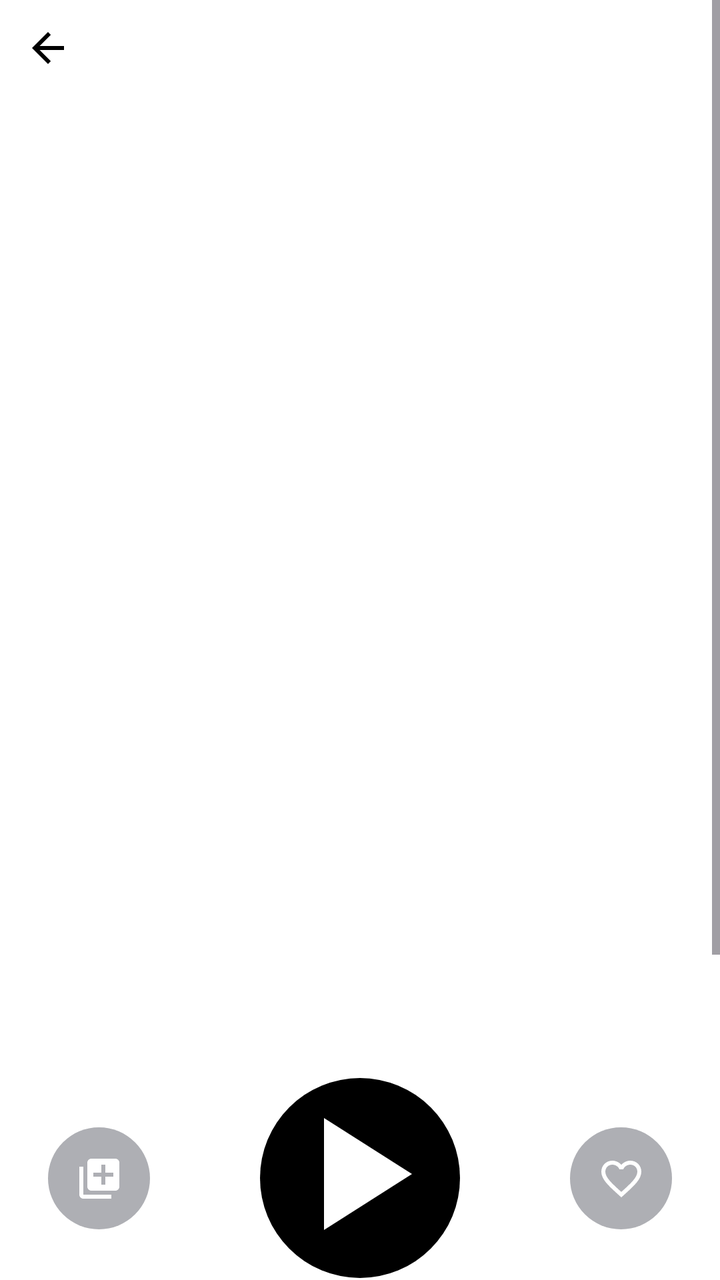
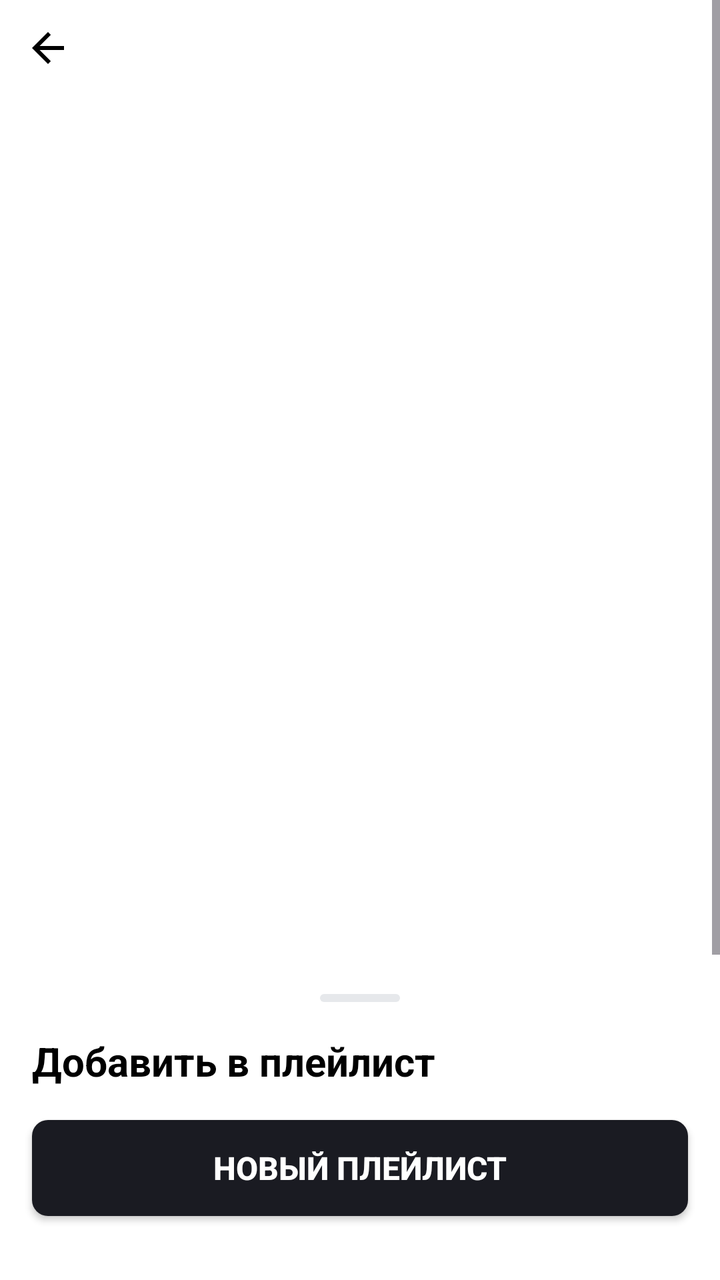

The first picture is an Android layout as it rendered before a commit; the second is the same layout after the commit. The layout source and the unified diff follow.
<!-- AndroidManifest.xml: application theme Theme.PlaylistMaker -->
<!-- res/layout/fragment_track_details.xml -->
<?xml version="1.0" encoding="utf-8"?>
<ScrollView
    xmlns:android="http://schemas.android.com/apk/res/android"
    xmlns:app="http://schemas.android.com/apk/res-auto"
    android:layout_width="match_parent"
    android:layout_height="match_parent"
    android:background="@color/background_color">

<androidx.constraintlayout.widget.ConstraintLayout
    android:layout_width="match_parent"
    android:layout_height="wrap_content" >

<ImageButton
    android:id="@+id/button_back"
    android:layout_width="@dimen/forty_eight"
    android:layout_height="@dimen/forty_eight"
    android:src="@drawable/baseline_arrow_back_24"
    android:contentDescription="@string/back_name"
    android:background="@android:color/transparent"
    android:focusable="true"
    android:clickable="true"
    app:tint="@color/color_text"
    app:layout_constraintStart_toStartOf="parent"
    app:layout_constraintTop_toTopOf="parent" />

    <androidx.cardview.widget.CardView
        android:id="@+id/artworkCardView"
        android:layout_width="358dp"
        android:layout_height="357dp"
        android:layout_marginHorizontal="@dimen/twenty_four"
        android:layout_marginTop="@dimen/text_size_twenty_six"
        app:cardCornerRadius="8dp"
        app:cardElevation="0dp"
        app:layout_constraintDimensionRatio="1:1"
        app:layout_constraintEnd_toEndOf="parent"
        app:layout_constraintStart_toStartOf="parent"
        app:layout_constraintTop_toBottomOf="@id/button_back">

    <ImageView
        android:id="@+id/artworkImageView"
        android:layout_width="match_parent"
        android:layout_height="match_parent"
        android:scaleType="centerCrop" />

    </androidx.cardview.widget.CardView>

<TextView
    android:id="@+id/trackNameTextView"
    android:layout_width="match_parent"
    android:layout_height="@dimen/text_size_twenty_six"
    android:textSize="@dimen/text_size_twenty_two"
    android:textStyle="bold"
    app:layout_constraintTop_toBottomOf="@id/artworkCardView"
    app:layout_constraintStart_toStartOf="parent"
    app:layout_constraintEnd_toEndOf="parent"
    android:layout_marginTop="@dimen/twenty_four"
    android:layout_marginHorizontal="@dimen/twenty_four"
    android:textColor="@color/color_text"/>

<TextView
    android:id="@+id/artistNameTextView"
    android:layout_width="match_parent"
    android:layout_height="@dimen/text_size_normal"
    app:layout_constraintTop_toBottomOf="@id/trackNameTextView"
    app:layout_constraintStart_toStartOf="parent"
    app:layout_constraintEnd_toEndOf="parent"
    android:layout_marginTop="@dimen/twelve"
    android:layout_marginHorizontal="@dimen/twenty_four"
    android:textColor="@color/color_text"/>

<androidx.constraintlayout.widget.ConstraintLayout
android:layout_width="match_parent"
android:layout_height="0dp"
android:layout_marginTop="@dimen/thirty"
app:layout_constraintTop_toBottomOf="@+id/artistNameTextView"
android:layout_marginHorizontal="@dimen/twenty_four" >

<ImageView
    android:id="@+id/saveTrackImageView"
    android:layout_width="51dp"
    android:layout_height="51dp"
    android:src="@drawable/baseline_queue_24"
    android:background="@drawable/circle_small"
    app:tint="@android:color/white"
    android:contentDescription="@string/save_track"
    app:layout_constraintStart_toStartOf="parent"
    app:layout_constraintTop_toTopOf="parent"
    app:layout_constraintBottom_toBottomOf="parent"
    android:scaleType="centerInside" />

<ImageView
    android:id="@+id/playButton"
    android:layout_width="100dp"
    android:layout_height="100dp"
    android:src="@drawable/baseline_play_arrow_24"
    android:background="@drawable/circle_large"
    android:contentDescription="@string/play"
    app:tint="@android:color/white"
    app:layout_constraintStart_toEndOf="@+id/saveTrackImageView"
    app:layout_constraintEnd_toStartOf="@+id/likeTrackImageView"
    app:layout_constraintTop_toTopOf="parent"
    app:layout_constraintBottom_toBottomOf="parent"
    android:scaleType="centerInside"/>

<ImageView
    android:id="@+id/likeTrackImageView"
    android:layout_width="51dp"
    android:layout_height="51dp"
    android:src="@drawable/baseline_favorite_border_24"
    android:background="@drawable/circle_small"
    app:tint="@android:color/white"
    android:contentDescription="@string/like_track"
    app:layout_constraintEnd_toEndOf="parent"
    app:layout_constraintTop_toTopOf="parent"
    app:layout_constraintBottom_toBottomOf="parent"
    android:scaleType="centerInside"/>

</androidx.constraintlayout.widget.ConstraintLayout>

<TextView
    android:id="@+id/theAmountOfListening"
    android:layout_width="wrap_content"
    android:layout_height="wrap_content"
    app:layout_constraintStart_toStartOf="parent"
    app:layout_constraintEnd_toEndOf="parent"
    app:layout_constraintTop_toBottomOf="@id/artistNameTextView"
    android:layout_marginTop="132dp"
    android:textColor="@color/color_text"
    android:contentDescription="@string/time_to_lose"
    android:layout_marginHorizontal="0dp"
    android:text="0:00"
    android:gravity="center"
    android:textSize="14sp"
    android:visibility="visible"
    android:paddingStart="40dp"
    android:paddingEnd="40dp"/>

<TextView
    android:id="@+id/trackTimeLabel"
    android:layout_width="wrap_content"
    android:layout_height="wrap_content"
    android:text="@string/track_duration"
    android:textColor="@color/gray"
    android:textSize="@dimen/thirteen"
    app:layout_constraintStart_toStartOf="parent"
    app:layout_constraintTop_toBottomOf="@+id/artistNameTextView"
    android:layout_marginTop="189dp"
    android:layout_marginStart="@dimen/twenty_four"/>

<TextView
    android:id="@+id/trackTimeValue"
    android:layout_width="wrap_content"
    android:layout_height="wrap_content"
    android:textColor="@color/color_text"
    android:textAlignment="viewEnd"
    android:textSize="@dimen/thirteen"
    android:contentDescription="@string/track_duration"
    app:layout_constraintEnd_toEndOf="parent"
    app:layout_constraintTop_toBottomOf="@+id/artistNameTextView"
    android:layout_marginTop="189dp"
    android:layout_marginEnd="@dimen/twenty_four"/>

<TextView
    android:id="@+id/albumLabel"
    android:layout_width="wrap_content"
    android:layout_height="wrap_content"
    android:text="@string/album"
    android:textColor="@color/gray"
    android:textSize="@dimen/thirteen"
    app:layout_constraintStart_toStartOf="parent"
    app:layout_constraintTop_toBottomOf="@+id/trackTimeLabel"
    android:layout_marginTop="@dimen/eighteen"
    android:layout_marginStart="@dimen/twenty_four"/>

<TextView
    android:id="@+id/albumValue"
    android:layout_width="wrap_content"
    android:layout_height="wrap_content"
    android:textColor="@color/color_text"
    android:textAlignment="viewEnd"
    android:textSize="@dimen/thirteen"
    android:contentDescription="@string/album"
    app:layout_constraintEnd_toEndOf="parent"
    app:layout_constraintTop_toBottomOf="@+id/trackTimeValue"
    android:layout_marginTop="@dimen/eighteen"
    android:layout_marginEnd="@dimen/twenty_four"
    android:maxWidth="235dp"
    android:singleLine="true"
    android:ellipsize="end"/>

<TextView
    android:id="@+id/yearLabel"
    android:layout_width="wrap_content"
    android:layout_height="wrap_content"
    android:text="@string/year"
    android:textColor="@color/gray"
    android:textSize="@dimen/thirteen"
    app:layout_constraintStart_toStartOf="parent"
    app:layout_constraintTop_toBottomOf="@+id/albumLabel"
    android:layout_marginTop="@dimen/eighteen"
    android:layout_marginStart="@dimen/twenty_four"/>

<TextView
    android:id="@+id/yearValue"
    android:layout_width="wrap_content"
    android:layout_height="wrap_content"
    android:textColor="@color/color_text"
    android:textAlignment="viewEnd"
    android:textSize="@dimen/thirteen"
    android:contentDescription="@string/year"
    app:layout_constraintEnd_toEndOf="parent"
    app:layout_constraintTop_toBottomOf="@+id/albumValue"
    android:layout_marginTop="@dimen/eighteen"
    android:layout_marginEnd="@dimen/twenty_four"/>

<TextView
    android:id="@+id/genreLabel"
    android:layout_width="wrap_content"
    android:layout_height="wrap_content"
    android:text="@string/genre"
    android:textColor="@color/gray"
    android:textSize="@dimen/thirteen"
    app:layout_constraintStart_toStartOf="parent"
    app:layout_constraintTop_toBottomOf="@+id/yearLabel"
    android:layout_marginTop="@dimen/eighteen"
    android:layout_marginStart="@dimen/twenty_four"/>

<TextView
    android:id="@+id/genreValue"
    android:layout_width="wrap_content"
    android:layout_height="wrap_content"
    android:textColor="@color/color_text"
    android:textAlignment="viewEnd"
    android:textSize="@dimen/thirteen"
    android:contentDescription="@string/genre"
    app:layout_constraintEnd_toEndOf="parent"
    app:layout_constraintTop_toBottomOf="@+id/yearValue"
    android:layout_marginTop="@dimen/eighteen"
    android:layout_marginEnd="@dimen/twenty_four"/>

<TextView
    android:id="@+id/countryLabel"
    android:layout_width="wrap_content"
    android:layout_height="wrap_content"
    android:text="@string/country"
    android:textColor="@color/gray"
    android:textSize="@dimen/thirteen"
    app:layout_constraintStart_toStartOf="parent"
    app:layout_constraintTop_toBottomOf="@+id/genreLabel"
    android:layout_marginTop="@dimen/eighteen"
    android:layout_marginStart="@dimen/twenty_four"/>

<TextView
    android:id="@+id/countryValue"
    android:layout_width="wrap_content"
    android:layout_height="wrap_content"
    android:textColor="@color/color_text"
    android:textAlignment="viewEnd"
    android:textSize="@dimen/thirteen"
    android:contentDescription="@string/country"
    app:layout_constraintEnd_toEndOf="parent"
    app:layout_constraintTop_toBottomOf="@+id/genreValue"
    android:layout_marginTop="@dimen/eighteen"
    android:layout_marginEnd="@dimen/twenty_four"/>

</androidx.constraintlayout.widget.ConstraintLayout>
</ScrollView>
<!-- resources referenced by this layout -->
<resources>
  <color name="background_color">#FFFFFF</color>
  <color name="color_text">#FF000000</color>
  <color name="gray">#AEAFB4</color>
  <dimen name="eighteen">18sp</dimen>
  <dimen name="forty_eight">48sp</dimen>
  <dimen name="text_size_normal">16sp</dimen>
  <dimen name="thirteen">13sp</dimen>
  <dimen name="thirty">30sp</dimen>
  <dimen name="twelve">12sp</dimen>
  <dimen name="twenty_four">24sp</dimen>
  <!-- drawable baseline_favorite_border_24 (drawable) -->
  <vector xmlns:android="http://schemas.android.com/apk/res/android" android:height="24dp" android:tint="#000000" android:viewportHeight="24" android:viewportWidth="24" android:width="24dp">
        
      <path android:fillColor="@android:color/white" android:pathData="M16.5,3c-1.74,0 -3.41,0.81 -4.5,2.09C10.91,3.81 9.24,3 7.5,3 4.42,3 2,5.42 2,8.5c0,3.78 3.4,6.86 8.55,11.54L12,21.35l1.45,-1.32C18.6,15.36 22,12.28 22,8.5 22,5.42 19.58,3 16.5,3zM12.1,18.55l-0.1,0.1 -0.1,-0.1C7.14,14.24 4,11.39 4,8.5 4,6.5 5.5,5 7.5,5c1.54,0 3.04,0.99 3.57,2.36h1.87C13.46,5.99 14.96,5 16.5,5c2,0 3.5,1.5 3.5,3.5 0,2.89 -3.14,5.74 -7.9,10.05z"/>
      
  </vector>
  <!-- drawable baseline_play_arrow_24 (drawable) -->
  <vector xmlns:android="http://schemas.android.com/apk/res/android" android:height="100dp" android:tint="@color/white" android:viewportHeight="100" android:viewportWidth="100" android:width="100dp">
        
      <path android:fillColor="@color/white" android:pathData="M32,20v56l44,-28z"/>
  
  </vector>
  <!-- drawable baseline_queue_24 (drawable) -->
  <vector xmlns:android="http://schemas.android.com/apk/res/android" android:height="24dp" android:tint="#000000" android:viewportHeight="24" android:viewportWidth="24" android:width="24dp">
        
      <path android:fillColor="@android:color/white" android:pathData="M4,6L2,6v14c0,1.1 0.9,2 2,2h14v-2L4,20L4,6zM20,2L8,2c-1.1,0 -2,0.9 -2,2v12c0,1.1 0.9,2 2,2h12c1.1,0 2,-0.9 2,-2L22,4c0,-1.1 -0.9,-2 -2,-2zM19,11h-4v4h-2v-4L9,11L9,9h4L13,5h2v4h4v2z"/>
      
  </vector>
  <!-- drawable circle_large (drawable) -->
  <?xml version="1.0" encoding="utf-8"?>
  <shape xmlns:android="http://schemas.android.com/apk/res/android"
      android:shape="oval">
      <size
          android:width="100dp"
          android:height="100dp"/>
      <solid android:color="@color/black"/>
  </shape>
  <string name="album">Альбом</string>
  <string name="back_name">Назад</string>
  <string name="country">Страна</string>
  <string name="genre">Жанр</string>
  <string name="play">Проигрыватель</string>
  <string name="year">Год</string>
  <color name="color_icon">#AEAFB4</color>
  <color name="white">#FFFFFF</color>
  <color name="black">#FF000000</color>
  <!-- unchanged entries left out for length: 10 -->
</resources>

<!-- the commit's change to res/layout/fragment_track_details.xml (unified diff, before → after) -->
@@ -1,7 +1,12 @@
 <?xml version="1.0" encoding="utf-8"?>
-<ScrollView
+<androidx.coordinatorlayout.widget.CoordinatorLayout
     xmlns:android="http://schemas.android.com/apk/res/android"
     xmlns:app="http://schemas.android.com/apk/res-auto"
+    android:layout_width="match_parent"
+    android:layout_height="match_parent"
+    android:background="@color/background_color">
+
+<ScrollView
     android:layout_width="match_parent"
     android:layout_height="match_parent"
     android:background="@color/background_color">
@@ -81,7 +86,6 @@ android:layout_marginHorizontal="@dimen/twenty_four" >
     android:layout_height="51dp"
     android:src="@drawable/baseline_queue_24"
     android:background="@drawable/circle_small"
-    app:tint="@android:color/white"
     android:contentDescription="@string/save_track"
     app:layout_constraintStart_toStartOf="parent"
     app:layout_constraintTop_toTopOf="parent"
@@ -90,12 +94,11 @@ android:layout_marginHorizontal="@dimen/twenty_four" >
 
 <ImageView
     android:id="@+id/playButton"
-    android:layout_width="100dp"
-    android:layout_height="100dp"
+    android:layout_width="80dp"
+    android:layout_height="80dp"
     android:src="@drawable/baseline_play_arrow_24"
     android:background="@drawable/circle_large"
     android:contentDescription="@string/play"
-    app:tint="@android:color/white"
     app:layout_constraintStart_toEndOf="@+id/saveTrackImageView"
     app:layout_constraintEnd_toStartOf="@+id/likeTrackImageView"
     app:layout_constraintTop_toTopOf="parent"
@@ -108,7 +111,6 @@ android:layout_marginHorizontal="@dimen/twenty_four" >
     android:layout_height="51dp"
     android:src="@drawable/baseline_favorite_border_24"
     android:background="@drawable/circle_small"
-    app:tint="@android:color/white"
     android:contentDescription="@string/like_track"
     app:layout_constraintEnd_toEndOf="parent"
     app:layout_constraintTop_toTopOf="parent"
@@ -265,3 +267,75 @@ android:layout_marginHorizontal="@dimen/twenty_four" >
 
 </androidx.constraintlayout.widget.ConstraintLayout>
 </ScrollView>
+
+<View
+    android:id="@+id/overlay"
+    android:layout_width="match_parent"
+    android:layout_height="match_parent"
+    android:background="#99000000"
+    android:visibility="gone" />
+
+<include
+    android:id="@+id/playlists_bottom_sheet"
+    layout="@layout/bottom_sheet_playlists"
+    android:layout_width="match_parent"
+    android:layout_height="wrap_content"
+    app:behavior_hideable="true"
+    app:behavior_peekHeight="500dp"
+    app:layout_behavior="com.google.android.material.bottomsheet.BottomSheetBehavior" />
+
+</androidx.coordinatorlayout.widget.CoordinatorLayout>
+<!-- res/layout/bottom_sheet_playlists.xml (included above) -->
+<?xml version="1.0" encoding="utf-8"?>
+<LinearLayout
+    xmlns:android="http://schemas.android.com/apk/res/android"
+    android:layout_width="match_parent"
+    android:layout_height="wrap_content"
+    android:orientation="vertical"
+    android:background="@drawable/bottom_sheet_bg">
+
+    
+    <ImageView
+        android:layout_width="wrap_content"
+        android:layout_height="wrap_content"
+        android:src="@drawable/drag_handle"
+        android:layout_gravity="center"
+        android:layout_marginTop="12dp"
+        android:layout_marginBottom="8dp"
+        android:contentDescription="@string/add_to_playlist" />
+
+    <TextView
+        android:layout_width="match_parent"
+        android:layout_height="wrap_content"
+        android:text="@string/add_to_playlist"
+        android:textSize="20sp"
+        android:textStyle="bold"
+        android:textColor="@color/textColorPrimary"
+        android:paddingStart="16dp"
+        android:paddingEnd="16dp"
+        android:paddingTop="8dp"
+        android:paddingBottom="16dp"
+        android:gravity="start|center_vertical" />
+
+    <Button
+        android:id="@+id/btnNewPlaylist"
+        android:layout_width="match_parent"
+        android:layout_height="wrap_content"
+        android:text="@string/new_playlist"
+        android:layout_marginHorizontal="16dp"
+        android:layout_marginBottom="16dp"
+        android:paddingVertical="12dp"
+        android:background="@drawable/button_new_playlist_bg"
+        android:textColor="@color/button_text_color"
+        android:textSize="16sp"
+        android:textStyle="bold" />
+
+    <androidx.recyclerview.widget.RecyclerView
+        android:id="@+id/playlistsRecyclerView"
+        android:layout_width="match_parent"
+        android:layout_height="wrap_content"
+        android:maxHeight="400dp"
+        android:clipToPadding="false"
+        android:paddingBottom="16dp" />
+
+</LinearLayout>
<!-- resource entries referenced after the edit -->
@@ -1,8 +1,10 @@
 <!-- resources referenced by this layout -->
 <resources>
   <color name="background_color">#FFFFFF</color>
+  <color name="button_text_color">#FFFFFF</color>
   <color name="color_text">#FF000000</color>
   <color name="gray">#AEAFB4</color>
+  <color name="textColorPrimary">#000000</color>
   <dimen name="eighteen">18sp</dimen>
   <dimen name="forty_eight">48sp</dimen>
   <dimen name="text_size_normal">16sp</dimen>
@@ -11,40 +13,79 @@
   <dimen name="twelve">12sp</dimen>
   <dimen name="twenty_four">24sp</dimen>
   <!-- drawable baseline_favorite_border_24 (drawable) -->
-  <vector xmlns:android="http://schemas.android.com/apk/res/android" android:height="24dp" android:tint="#000000" android:viewportHeight="24" android:viewportWidth="24" android:width="24dp">
+  <vector xmlns:android="http://schemas.android.com/apk/res/android"
+      android:width="24dp"
+      android:height="24dp"
+      android:viewportWidth="24"
+      android:viewportHeight="24"
+      android:tint="@android:color/white">
+      <path
+          android:fillColor="@android:color/white"
+          android:pathData="M16.5,3c-1.74,0 -3.41,0.81 -4.5,2.09C10.91,3.81 9.24,3 7.5,3 4.42,3 2,5.42 2,8.5c0,3.78 3.4,6.86 8.55,11.54L12,21.35l1.45,-1.32C18.6,15.36 22,12.28 22,8.5 22,5.42 19.58,3 16.5,3zM12.1,18.55l-0.1,0.1 -0.1,-0.1C7.14,14.24 4,11.39 4,8.5 4,6.5 5.5,5 7.5,5c1.54,0 3.04,0.99 3.57,2.36h1.87C13.46,5.99 14.96,5 16.5,5c2,0 3.5,1.5 3.5,3.5 0,2.89 -3.14,5.74 -7.9,10.05z"/>
+  </vector>
+  <!-- drawable baseline_play_arrow_24 (drawable) -->
+  <vector xmlns:android="http://schemas.android.com/apk/res/android" android:height="60dp" android:tint="@color/white" android:viewportHeight="100" android:viewportWidth="100" android:width="60dp">
         
-      <path android:fillColor="@android:color/white" android:pathData="M16.5,3c-1.74,0 -3.41,0.81 -4.5,2.09C10.91,3.81 9.24,3 7.5,3 4.42,3 2,5.42 2,8.5c0,3.78 3.4,6.86 8.55,11.54L12,21.35l1.45,-1.32C18.6,15.36 22,12.28 22,8.5 22,5.42 19.58,3 16.5,3zM12.1,18.55l-0.1,0.1 -0.1,-0.1C7.14,14.24 4,11.39 4,8.5 4,6.5 5.5,5 7.5,5c1.54,0 3.04,0.99 3.57,2.36h1.87C13.46,5.99 14.96,5 16.5,5c2,0 3.5,1.5 3.5,3.5 0,2.89 -3.14,5.74 -7.9,10.05z"/>
+      <path android:fillColor="@color/white" android:pathData="M30,15 L30,85 L75,50 Z"/>
       
   </vector>
-  <!-- drawable baseline_play_arrow_24 (drawable) -->
-  <vector xmlns:android="http://schemas.android.com/apk/res/android" android:height="100dp" android:tint="@color/white" android:viewportHeight="100" android:viewportWidth="100" android:width="100dp">
-        
-      <path android:fillColor="@color/white" android:pathData="M32,20v56l44,-28z"/>
-  
+  <!-- drawable baseline_queue_24 (drawable) -->
+  <vector xmlns:android="http://schemas.android.com/apk/res/android"
+      android:width="24dp"
+      android:height="24dp"
+      android:viewportWidth="24"
+      android:viewportHeight="24"
+      android:tint="@android:color/white">
+      <path
+          android:fillColor="@android:color/white"
+          android:pathData="M4,6L2,6v14c0,1.1 0.9,2 2,2h14v-2L4,20L4,6zM20,2L8,2c-1.1,0 -2,0.9 -2,2v12c0,1.1 0.9,2 2,2h12c1.1,0 2,-0.9 2,-2L22,4c0,-1.1 -0.9,-2 -2,-2zM19,11h-4v4h-2v-4L9,11L9,9h4L13,5h2v4h4v2z"/>
   </vector>
-  <!-- drawable baseline_queue_24 (drawable) -->
-  <vector xmlns:android="http://schemas.android.com/apk/res/android" android:height="24dp" android:tint="#000000" android:viewportHeight="24" android:viewportWidth="24" android:width="24dp">
-        
-      <path android:fillColor="@android:color/white" android:pathData="M4,6L2,6v14c0,1.1 0.9,2 2,2h14v-2L4,20L4,6zM20,2L8,2c-1.1,0 -2,0.9 -2,2v12c0,1.1 0.9,2 2,2h12c1.1,0 2,-0.9 2,-2L22,4c0,-1.1 -0.9,-2 -2,-2zM19,11h-4v4h-2v-4L9,11L9,9h4L13,5h2v4h4v2z"/>
-      
-  </vector>
+  <!-- drawable bottom_sheet_bg (drawable) -->
+  <?xml version="1.0" encoding="utf-8"?>
+  <shape xmlns:android="http://schemas.android.com/apk/res/android"
+      android:shape="rectangle">
+      <solid android:color="@color/background_color" />
+      <corners
+          android:topLeftRadius="16dp"
+          android:topRightRadius="16dp" />
+  </shape>
+  <!-- drawable button_new_playlist_bg (drawable) -->
+  <?xml version="1.0" encoding="utf-8"?>
+  <shape xmlns:android="http://schemas.android.com/apk/res/android"
+      android:shape="rectangle">
+      <solid android:color="@color/the_color_of_the_refresh_button" />
+      <corners android:radius="8dp" />
+  </shape>
   <!-- drawable circle_large (drawable) -->
   <?xml version="1.0" encoding="utf-8"?>
   <shape xmlns:android="http://schemas.android.com/apk/res/android"
       android:shape="oval">
       <size
-          android:width="100dp"
-          android:height="100dp"/>
+          android:width="80dp"
+          android:height="80dp"/>
       <solid android:color="@color/black"/>
   </shape>
+  <!-- drawable drag_handle (drawable) -->
+  <?xml version="1.0" encoding="utf-8"?>
+  <shape xmlns:android="http://schemas.android.com/apk/res/android"
+      android:shape="rectangle">
+      <solid android:color="#E6E8EB" />
+      <size
+          android:width="40dp"
+          android:height="4dp" />
+      <corners android:radius="2dp" />
+  </shape>
+  <string name="add_to_playlist">Добавить в плейлист</string>
   <string name="album">Альбом</string>
   <string name="back_name">Назад</string>
   <string name="country">Страна</string>
   <string name="genre">Жанр</string>
+  <string name="new_playlist">Новый плейлист</string>
   <string name="play">Проигрыватель</string>
   <string name="year">Год</string>
   <color name="color_icon">#AEAFB4</color>
   <color name="white">#FFFFFF</color>
+  <color name="the_color_of_the_refresh_button">#1A1B22</color>
   <color name="black">#FF000000</color>
   <!-- unchanged entries left out for length: 10 -->
 </resources>
